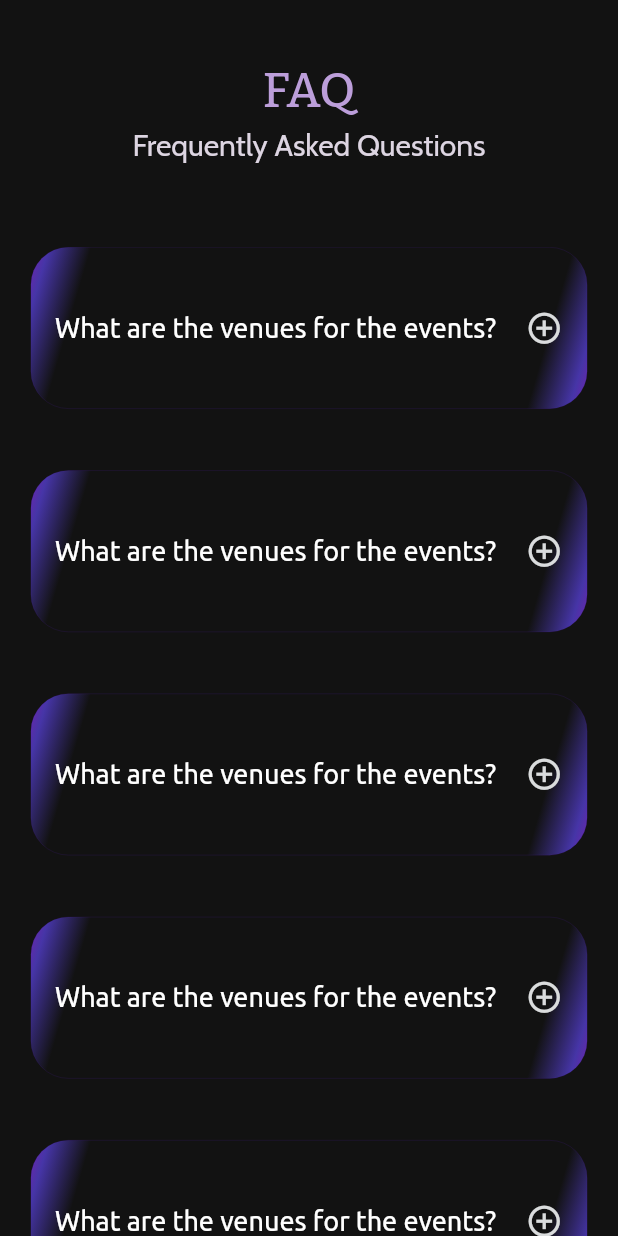
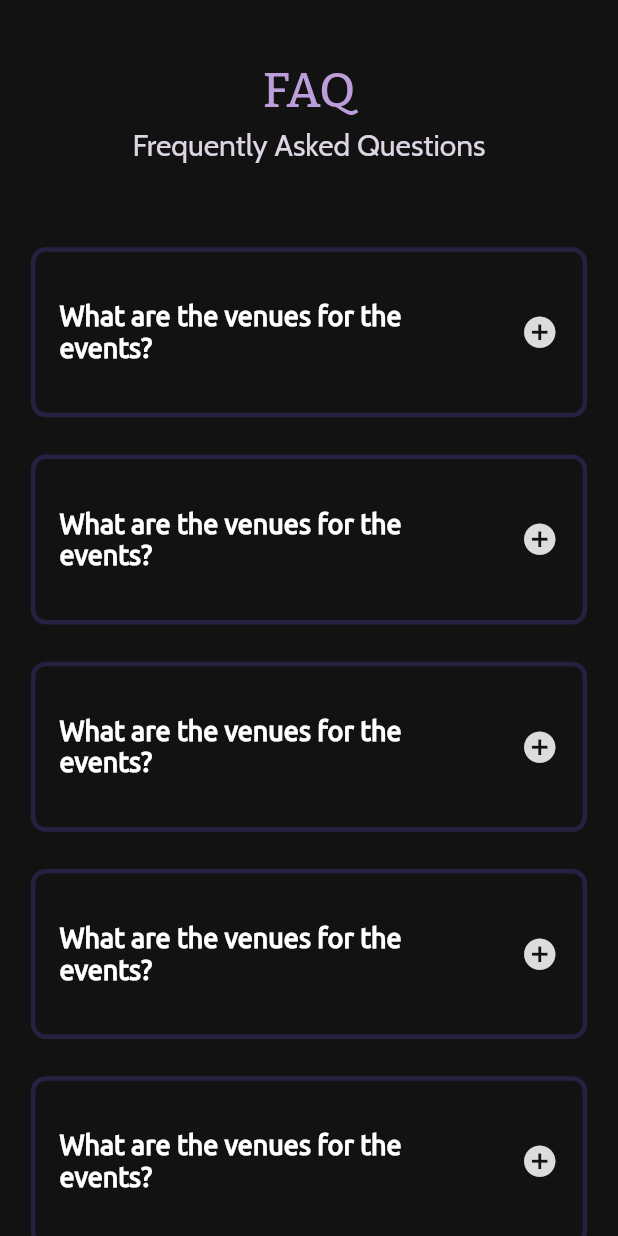
Before and after one commit to sonalika2001/FAQ-Page, a Flutter app: the screen it shows after launch, on a phone screen of 412 x 824 dp. Run offline on Flutter 3.47's test engine with Material 2 defaults, Android fonts, the phone set to English and light mode, and no system bars.

Commit message:
final design

```diff
--- a/lib/constants.dart
+++ b/lib/constants.dart
@@ -22,10 +22,11 @@ const kquestionstyle = TextStyle(
   color: Colors.white,
   fontSize: 18,
   fontFamily: 'Ubuntu',
+  fontWeight: FontWeight.w600,
 );
 
 const kanswerstyle = TextStyle(
-  color: i,
+  color: c,
   fontSize: 16,
   fontFamily: 'Cabin',
 );
@@ -34,25 +35,9 @@ const kcollapseiconcolor = k;
 
 var kcarddecorstyle = ShapeDecoration(
   shape: RoundedRectangleBorder(
-    borderRadius: BorderRadius.circular(25),
-    side: BorderSide(color: g,width: 0.1),
+    borderRadius: BorderRadius.circular(10),
+    side: BorderSide(color: q, width: 3),
   ),
-
-  gradient: LinearGradient(
-    colors: [
-      f,
-      kPrimaryThemeColor,
-      kbackgroundcolor,
-      kbackgroundcolor,
-      kPrimaryThemeColor,
-      f,
-    ],
-    stops: [0.0,0.03,0.1,0.9,0.97,1],
-    begin: Alignment.bottomRight,
-    end: Alignment.topLeft,
-
-  ),
-
 );
 
 const kbackgroundcolor = Color(0xff121212);
@@ -60,40 +45,12 @@ const kPrimaryThemeColor = Color(0xff4635a7);
 const kAccentThemeColor = Color(0xffb659b2);
 
 const a = Color(0xffDDD5E2);
-const b = Color(0xffCFBEE0);
 const c = Color(0xffBC9EDA);
-const d = Color(0xffAA7BD9);
-const e = Color(0xff9C63D8);
-
-const f = Color(0xff7123AD);
-const g = Color(0xff5019B1);
-const h = Color(0xffC442B6);
-const i = Color(0xffF1C0DD);
-const j = Color(0xffAF9EC9);
 
 const k = Color(0xffDA71CE);
-const l = Color(0xffFFC4D0);
-const m = Color(0xffF1C0DE);
 
-const n = Color(0xffF3F3F4);
 const o = Color(0xffDADCDD);
 
-
-// const kleadingbgstyle = BoxDecoration(
-//   shape: BoxShape.circle,
-//   gradient: SweepGradient(
-//     center: FractionalOffset.bottomRight,
-//     startAngle: 0.0,
-//     endAngle: 1.23 * pi,
-//     colors: [
-//       kbackgroundcolor,
-//       kPrimaryThemeColor,
-//       f,
-//       f,
-//       kPrimaryThemeColor,
-//       kbackgroundcolor,
-//     ],
-//     stops: [0.0, 0.3, 0.5, 0.7, 0.8, 1],
-//     transform: GradientRotation(pi),
-//   ),
-// );
+const p = Color(0xff4E4BA6);
+const q = Color(0xff272041);
+const r = Color(0xff211F2E);
--- a/lib/qna_tile.dart
+++ b/lib/qna_tile.dart
@@ -32,12 +32,12 @@ class _QnATileState extends State<QnATile> {
             initiallyExpanded: false,
             trailing: expand
                 ? Icon(
-                    Icons.remove_circle_outline,
-                    color: kcollapseiconcolor,
+                    Icons.remove_circle,
+                    color: c,
                     size: 25,
                   )
                 : Icon(
-                    Icons.add_circle_outline,
+                    Icons.add_circle,
                     color: o,
                     size: 25,
                   ),
--- a/lib/question_layout.dart
+++ b/lib/question_layout.dart
@@ -20,7 +20,7 @@ class QuestionLayout extends StatelessWidget {
                 padding: EdgeInsets.only(
                     left: 0.05 * MediaQuery.of(context).size.width,
                     right: 0.05 * MediaQuery.of(context).size.width,
-                    bottom: 0.05 * MediaQuery.of(context).size.height),
+                    bottom: 0.03 * MediaQuery.of(context).size.height),
                 child: Container(
                   decoration: kcarddecorstyle,
 
```
